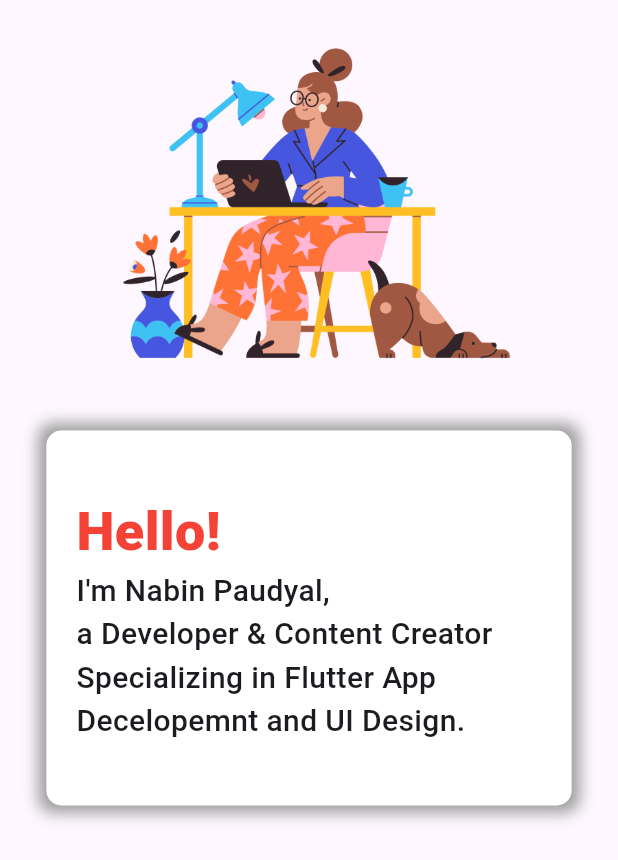
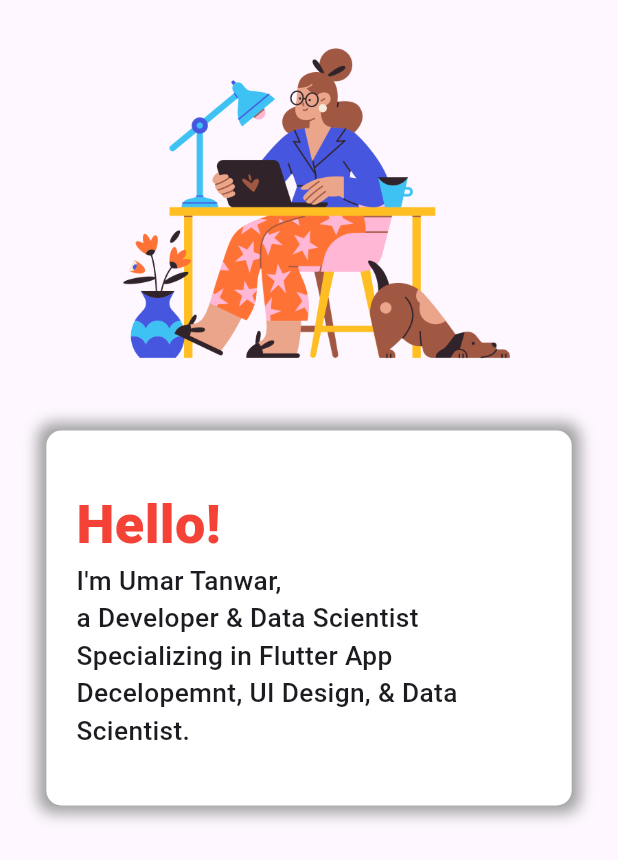
Before and after one commit to UmarTanwar3527/Portfolio_Website, a Flutter app: the ProfileAndIntro widget shown alone on an empty page, opened directly, on a phone screen of 412 x 824 dp. Shown: the top 860 px of the screen. Run offline on Flutter 3.47's test engine with Material 3 defaults, Android fonts, the light colour scheme and no system bars; network calls fail.

Commit message:
ProfileAndIntro Updated

```diff
--- a/lib/View/Components/prfile_and_intro.dart
+++ b/lib/View/Components/prfile_and_intro.dart
@@ -61,9 +61,9 @@
                             ),
                           ),
                           const Text(
-                            "I'm Nabin Paudyal,\na Developer & Content Creator\nSpecializing in Flutter App Decelopemnt and UI Design.",
+                            "I'm Umar Tanwar,\na Developer & Data Scientist\nSpecializing in Flutter App Decelopemnt, UI Design, & Data Scientist.",
                             style: TextStyle(
-                              fontSize: 20,
+                              fontSize: 17.5,
                               fontWeight: FontWeight.w500,
                             ),
                           )
```
